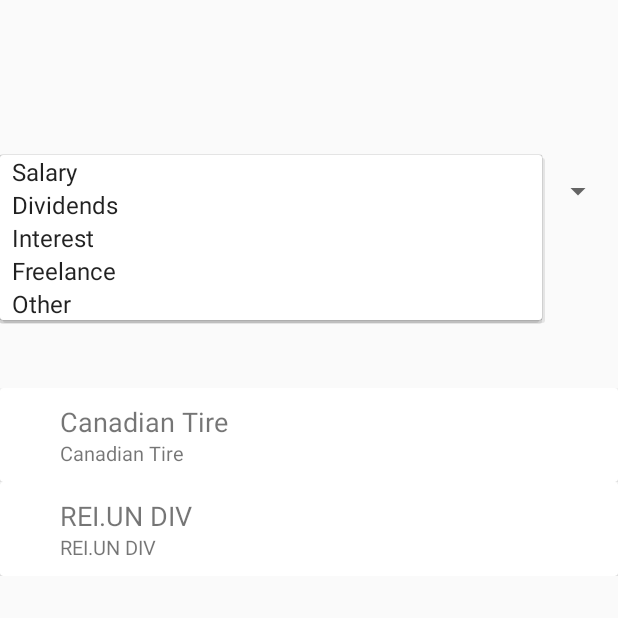
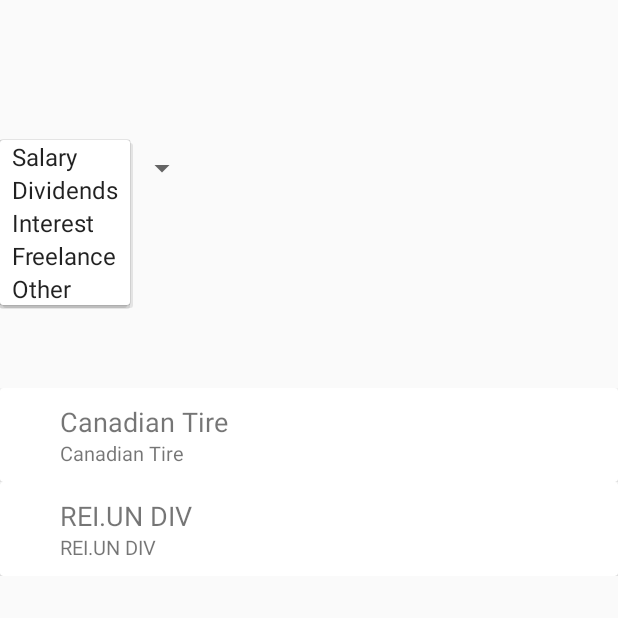
Before and after one commit to KavinTheG/FinanceOverview, an Android app: the Income screen opened directly, with no data from a screen before it, after a tap on "Salary", on a phone screen of 412 x 824 dp, the top half of it. Run offline under Robolectric (Android 15) with nearby library versions, the phone set to English and light mode, and no system bars.

Commit message:
added some xml files

```diff
--- a/app/src/main/res/layout/activity_income.xml
+++ b/app/src/main/res/layout/activity_income.xml
@@ -18,12 +18,12 @@
 
     <Spinner
         android:id="@+id/income_spinner"
-        android:layout_width="409dp"
-        android:layout_height="wrap_content"
+        android:layout_width="132dp"
+        android:layout_height="38dp"
         android:minHeight="48dp"
         app:layout_constraintBottom_toTopOf="@+id/recyclyerViewExpense"
         app:layout_constraintStart_toStartOf="parent"
         app:layout_constraintTop_toTopOf="parent"
-        app:layout_constraintVertical_bias="0.491"
+        app:layout_constraintVertical_bias="0.423"
         tools:ignore="SpeakableTextPresentCheck" />
 </androidx.constraintlayout.widget.ConstraintLayout>
```
